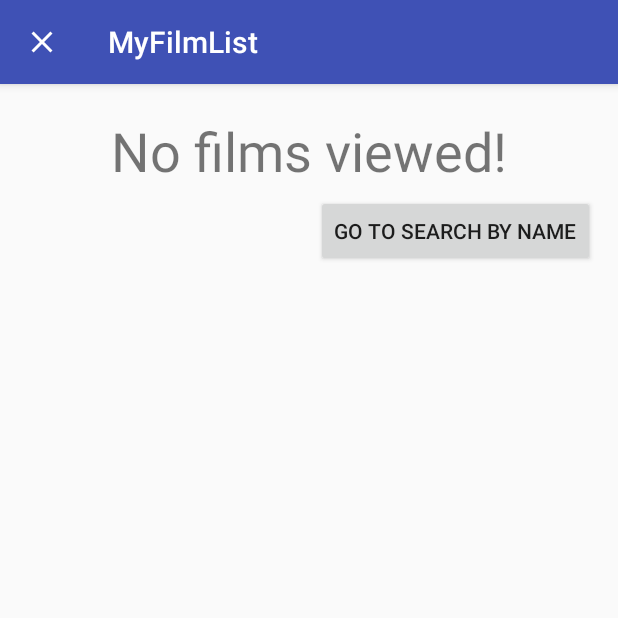
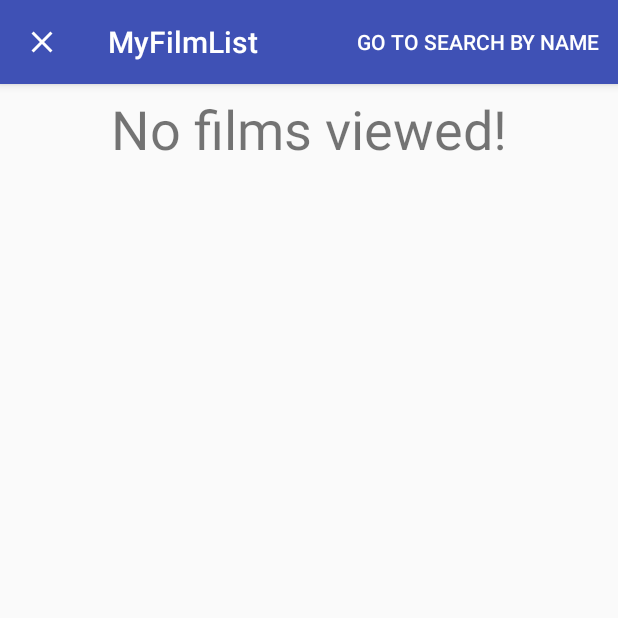
Before and after one commit to AlexCabezas2018/MyFilmList, an Android app: the ReviewActivity screen opened directly, with no data from a screen before it, on a phone screen of 412 x 824 dp, the top half of it. Run offline under Robolectric (Android 15) with nearby library versions, the phone set to English and light mode, and no system bars.

Commit message:
= Modificada apariencia del formulario del review

```diff
--- a/app/src/main/java/com/example/myfilmlist/presentation/views/activities/FullFilmActivity.java
+++ b/app/src/main/java/com/example/myfilmlist/presentation/views/activities/FullFilmActivity.java
@@ -160,7 +160,7 @@ public class FullFilmActivity extends UpdatingView {
         if(event == Events.LOAD_REVIEW) {
             if(resultData.getData() != null) {
                 TReview tReview = (TReview) resultData.getData();
-                mWebView.evaluateJavascript("loadReview('"+tReview.getContent().replace("'", "´")+"');", null);
+                mWebView.evaluateJavascript("loadReview('"+tReview.getContent().replace("'", "´").replace("\n", "<br>")+"');", null);
             }
         }
         if (event == Events.IS_FILM_IN_DB){
--- a/app/src/main/java/com/example/myfilmlist/presentation/views/activities/MainActivity.java
+++ b/app/src/main/java/com/example/myfilmlist/presentation/views/activities/MainActivity.java
@@ -185,9 +185,7 @@ public class MainActivity extends UpdatingView
         } else if (id == R.id.nav_searchbyname) {
             Intent searchIntent = new Intent(this, SearchActivity.class);
             startActivity(searchIntent);
-        } else if (id == R.id.nav_send){
         }
-
 
         DrawerLayout drawer = findViewById(R.id.drawer_layout);
         drawer.closeDrawer(GravityCompat.START);
--- a/app/src/main/java/com/example/myfilmlist/presentation/views/activities/ReviewActivity.java
+++ b/app/src/main/java/com/example/myfilmlist/presentation/views/activities/ReviewActivity.java
@@ -1,9 +1,11 @@
 package com.example.myfilmlist.presentation.views.activities;
 
 import android.app.Activity;
+import android.arch.lifecycle.OnLifecycleEvent;
 import android.content.Intent;
 import android.os.Bundle;
 import android.text.InputType;
+import android.view.Menu;
 import android.view.MenuItem;
 import android.view.View;
 import android.widget.AdapterView;
@@ -31,14 +33,15 @@ public class ReviewActivity extends UpdatingView {
     public static final String REVIEW_DONE = "RD";
 
     private TextView title;
-    private Button reviewButton;
+    private MenuItem reviewButton;
     private EditText reviewText;
     private Spinner viewedSelect;
     private String imbdid = null;
 
     private List<String> viewedImbdids;
     private List<String> viewedTitles;
-    private Button goSeachButton;
+    private MenuItem goSearchButton;
+    private boolean areFilmsViewed;
 
     @Override
     protected void onCreate(Bundle savedInstanceState) {
@@ -49,47 +52,17 @@ public class ReviewActivity extends UpdatingView {
         title =  findViewById(R.id.review_title);
 
         reviewText = findViewById(R.id.review_text);
-        reviewText.setInputType(InputType.TYPE_CLASS_TEXT | InputType.TYPE_TEXT_FLAG_CAP_SENTENCES);
+        reviewText.setHorizontallyScrolling(false);
         reviewText.requestFocus();
 
-        reviewButton = findViewById(R.id.review_button);
-        reviewButton.setOnClickListener(new View.OnClickListener() {
-            @Override
-            public void onClick(View v) {
-                String error = isValidReview(reviewText.getText().toString());
-                if (!error.equals("")) {
-                    reviewText.setError(error);
-                } else {
-                    try {
-                        TReview review = new TReview();
-                        review.setContent(reviewText.getText().toString());
-                        review.setImdbId(imbdid);
-                        Presenter.getInstance().action(new Context(Events.ADD_REVIEW, ReviewActivity.this, review));
+        viewedSelect = findViewById(R.id.viewed_select);
 
-                    }
-                    catch (ASException exception) {
-                        exception.showMessage(ReviewActivity.this);
-                    }
-                }
-            }
-        });
-
-        goSeachButton = findViewById(R.id.go_search_button);
-        goSeachButton.setVisibility(View.GONE);
-        goSeachButton.setOnClickListener(new View.OnClickListener() {
-            @Override
-            public void onClick(View v) {
-                Intent searchIntent = new Intent(ReviewActivity.this, SearchActivity.class);
-                startActivity(searchIntent);
-                finish();
-            }
-        });
-
-        viewedSelect = findViewById(R.id.viewed_select);
+        ReviewActivity.this.invalidateOptionsMenu();
 
         if (imbdid != null){
             viewedSelect.setVisibility(View.GONE);
             title.setText("Write a review for " + ((String) getIntent().getSerializableExtra(FullFilmActivity.FILM_TITLE)));
+            areFilmsViewed = true;
         } else {
             try {
                 Presenter.getInstance().action(new Context(Events.GET_ALL_VIEWED_FILMS, ReviewActivity.this, null));
@@ -122,13 +95,36 @@ public class ReviewActivity extends UpdatingView {
 
     @Override
     public boolean onOptionsItemSelected(MenuItem item) {
-        int id = item.getItemId();
 
-        if(id == android.R.id.home) {
-            finish();
+        switch (item.getItemId()){
+            case android.R.id.home:
+                finish();
+                return true;
+            case R.id.review_button:
+                String error = isValidReview(reviewText.getText().toString());
+                if (!error.equals("")) {
+                    reviewText.setError(error);
+                } else {
+                    try {
+                        TReview review = new TReview();
+                        review.setContent(reviewText.getText().toString());
+                        review.setImdbId(imbdid);
+                        Presenter.getInstance().action(new Context(Events.ADD_REVIEW, ReviewActivity.this, review));
+                    }
+                    catch (ASException exception) {
+                        exception.showMessage(ReviewActivity.this);
+                    }
+                }
+                return true;
+            case R.id.go_search_button:
+                Intent searchIntent = new Intent(ReviewActivity.this, SearchActivity.class);
+                startActivity(searchIntent);
+                finish();
+                return true;
+            default:
+                return super.onOptionsItemSelected(item);
         }
 
-        return super.onOptionsItemSelected(item);
     }
 
     private String isValidReview(String review){
@@ -164,16 +160,29 @@ public class ReviewActivity extends UpdatingView {
                     viewedTitles.add(film.getTitle());
                     viewedImbdids.add(film.getImdbID());
                 }
-            }
-            else {
+                areFilmsViewed = true;
+            } else {
                 title.setText("No films viewed!");
                 viewedSelect.setVisibility(View.GONE);
-                reviewButton.setVisibility(View.GONE);
+                areFilmsViewed = false;
                 reviewText.setVisibility(View.GONE);
-                goSeachButton.setVisibility(View.VISIBLE);
             }
             viewedSelect.setAdapter(new ArrayAdapter<>(this, android.R.layout.simple_spinner_dropdown_item, viewedTitles));
         }
     }
 
+    @Override
+    public boolean onCreateOptionsMenu(Menu menu){
+        getMenuInflater().inflate(R.menu.review_menu, menu);
+        return (super.onCreateOptionsMenu(menu));
+    }
+
+    @Override
+    public boolean onPrepareOptionsMenu (Menu menu){
+        reviewButton = menu.findItem(R.id.review_button);
+        reviewButton.setVisible(areFilmsViewed);
+        goSearchButton = menu.findItem(R.id.go_search_button);
+        goSearchButton.setVisible(!areFilmsViewed);
+        return true;
+    }
 }
--- a/app/src/main/res/layout/activity_review.xml
+++ b/app/src/main/res/layout/activity_review.xml
@@ -10,12 +10,11 @@
         android:layout_width="match_parent"
         android:layout_height="wrap_content"
         android:layout_alignParentStart="true"
-        android:layout_alignParentTop="true"
         android:layout_marginStart="0dp"
-        android:layout_marginTop="20dp"
+        android:layout_marginTop="5dp"
         android:ellipsize="end"
         android:maxLines="2"
-        android:text="TextExample"
+        android:text="@string/textexample"
         android:textAlignment="center"
         android:textSize="36sp" />
 
@@ -30,35 +29,26 @@
         android:layout_marginTop="5dp"
         android:layout_marginEnd="15dp" />
 
-    <EditText
-        android:id="@+id/review_text"
+    <ScrollView
+        android:id="@+id/review_scroll"
         android:layout_width="match_parent"
-        android:layout_height="wrap_content"
+        android:layout_height="match_parent"
         android:layout_below="@+id/viewed_select"
-        android:layout_alignParentStart="true"
-        android:layout_alignParentEnd="true"
-        android:layout_marginStart="15dp"
-        android:layout_marginTop="5dp"
-        android:layout_marginEnd="15dp" />
+        android:layout_alignParentBottom="true"
+        android:layout_marginTop="15dp"
+        android:layout_marginBottom="15dp"
+        android:padding="15dp">
 
-    <Button
-        android:id="@+id/review_button"
-        android:layout_width="wrap_content"
-        android:layout_height="wrap_content"
-        android:layout_below="@+id/review_text"
-        android:layout_alignParentEnd="true"
-        android:layout_marginTop="5dp"
-        android:layout_marginEnd="15dp"
-        android:text="@string/review_button" />
-
-    <Button
-        android:id="@+id/go_search_button"
-        android:layout_width="wrap_content"
-        android:layout_height="wrap_content"
-        android:layout_below="@+id/review_text"
-        android:layout_alignParentEnd="true"
-        android:layout_marginTop="5dp"
-        android:layout_marginEnd="15dp"
-        android:text="@string/go_search_button" />
+        <EditText
+            android:id="@+id/review_text"
+            android:layout_width="match_parent"
+            android:layout_height="match_parent"
+            android:autofillHints="Review"
+            android:background="@null"
+            android:inputType="textCapSentences|textMultiLine"
+            android:gravity="top|start"
+            android:maxLength="1000"
+            android:scrollHorizontally="false" />
+    </ScrollView>
 
 </RelativeLayout>
--- /dev/null
+++ b/app/src/main/res/menu/review_menu.xml
@@ -0,0 +1,14 @@
+<?xml version="1.0" encoding="utf-8"?>
+<menu xmlns:android="http://schemas.android.com/apk/res/android"
+    xmlns:app="http://schemas.android.com/apk/res-auto"
+    xmlns:tools="http://schemas.android.com/tools"
+    tools:context="com.example.myfilmlist.presentation.views.activities.ReviewActivity">
+    <item
+        android:id="@+id/review_button"
+        android:title="Add Review"
+        app:showAsAction="always"/>
+    <item
+        android:id="@+id/go_search_button"
+        android:title="Go to Search by name"
+        app:showAsAction="always"/>
+</menu>
```
Also changed, not shown: app/src/main/res/menu/activity_main_drawer.xml (+0 -14 lines), 1 other file.
